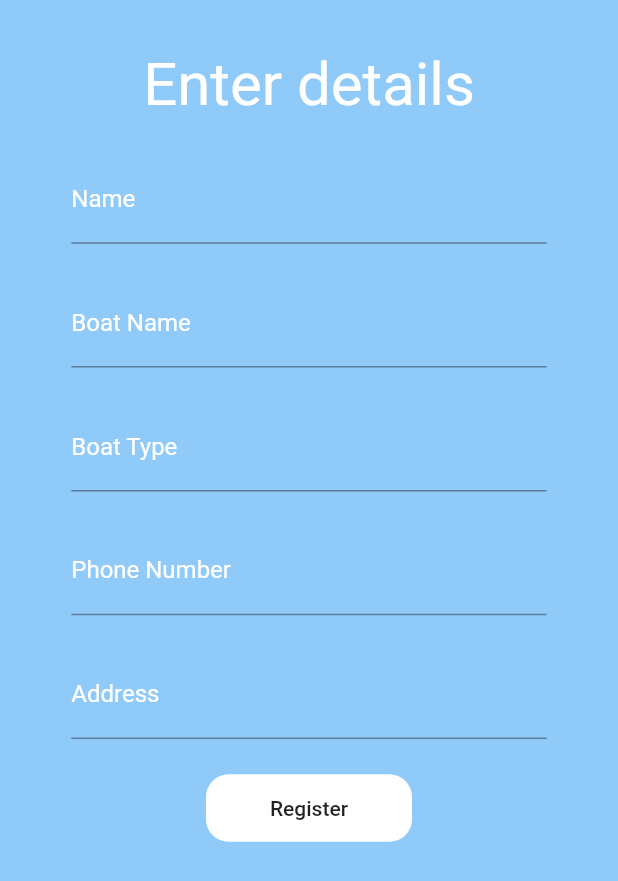
After one commit to akshat-jaiman/Boat_final, a Flutter app: the InitialUserDetails screen opened directly, on a phone screen of 412 x 824 dp. The commit adds this screen. Shown: the top 881 px of the screen. Run offline on Flutter 3.47's test engine with Material 2 defaults, Android fonts, the phone set to English and light mode, and no system bars; our stand-ins replace cloud_firestore, firebase_auth, firebase_core, google_fonts, google_maps_flutter, shared_preferences and 1 more; missing offline and left inert: flutter_plugin_pdf_viewer; accounts and stored records are empty.

```diff
--- /dev/null
+++ b/lib/models/userdetail.dart
@@ -0,0 +1,21 @@
+import 'package:cloud_firestore/cloud_firestore.dart';
+
+class UserData {
+  final String name;
+  final String boatname;
+  final String boattype;
+  final String phone;
+  final String address;
+
+  UserData({this.name, this.boatname, this.boattype, this.phone, this.address});
+
+  factory UserData.fromDocument(DocumentSnapshot doc) {
+    return UserData(
+      name: doc['Name'],
+      boatname: doc['BoatName'],
+      boattype: doc['BoatType'],
+      address: doc['Address'],
+      phone: doc['PhoneNumber'],
+    );
+  }
+}
--- a/lib/net/flutterfire.dart
+++ b/lib/net/flutterfire.dart
@@ -1,9 +1,17 @@
+import 'package:boat/models/userdetail.dart';
 import 'package:firebase_auth/firebase_auth.dart';
+import 'package:cloud_firestore/cloud_firestore.dart';
+
+final firestore = FirebaseFirestore.instance;
+var loggedinUser = FirebaseAuth.instance.currentUser;
+final auth = FirebaseAuth.instance;
+UserData currentUser;
 
 Future<int> signIn(String email, String password) async {
   try {
     await FirebaseAuth.instance
         .signInWithEmailAndPassword(email: email, password: password);
+
     return 1;
   } on FirebaseAuthException catch (e) {
     if (e.code == 'user-not-found') {
@@ -29,6 +37,7 @@ Future<int> register(String email, String password) async {
   try {
     await FirebaseAuth.instance
         .createUserWithEmailAndPassword(email: email, password: password);
+
     return 1;
   } on FirebaseAuthException catch (e) {
     if (e.code == 'weak-password') {
@@ -47,3 +56,23 @@ Future<int> register(String email, String password) async {
     return 5;
   }
 }
+
+Future<int> updateUserDetails(String name, String boatname, String boattype,
+    String number, String address) async {
+  try {
+    await firestore.collection('users').doc(loggedinUser.uid).set({
+      'UserId': loggedinUser.uid,
+      'Email': loggedinUser.email,
+      'Name': name,
+      'BoatName': boatname,
+      'BoatType': boattype,
+      'PhoneNumber': number,
+      'Address': address,
+    });
+    currentUser = UserData.fromDocument(
+        await firestore.collection('users').doc(loggedinUser.uid).get());
+    return 1;
+  } catch (e) {
+    return 2;
+  }
+}
--- /dev/null
+++ b/lib/ui/initialuserdetails.dart
@@ -0,0 +1,179 @@
+import 'package:boat/net/flutterfire.dart';
+import 'package:boat/ui/useragreement.dart';
+import 'package:flutter/material.dart';
+import 'package:google_fonts/google_fonts.dart';
+import 'package:toast/toast.dart';
+
+class InitialUserDetails extends StatefulWidget {
+  InitialUserDetails({Key key}) : super(key: key);
+
+  @override
+  _InitialUserDetailsState createState() => _InitialUserDetailsState();
+}
+
+class _InitialUserDetailsState extends State<InitialUserDetails> {
+  TextEditingController _userName = new TextEditingController();
+  TextEditingController _boatName = new TextEditingController();
+  TextEditingController _boatType = new TextEditingController();
+  TextEditingController _phoneNumber = new TextEditingController();
+  TextEditingController _address = new TextEditingController();
+
+  void _showToast(String msg) {
+    Toast.show(msg, context, duration: Toast.LENGTH_SHORT, gravity: Toast.TOP);
+  }
+
+  @override
+  Widget build(BuildContext context) {
+    return Scaffold(
+      body: SafeArea(
+        child: Container(
+          width: MediaQuery.of(context).size.width,
+          height: MediaQuery.of(context).size.height,
+          decoration: BoxDecoration(
+            color: Colors.blue.shade200,
+          ),
+          child: SingleChildScrollView(
+            child: Column(
+              mainAxisAlignment: MainAxisAlignment.center,
+              children: [
+                SizedBox(height: MediaQuery.of(context).size.height / 25),
+                RichText(
+                  text: TextSpan(
+                    text: 'Enter details',
+                    style: GoogleFonts.portLligatSans(fontSize: 40),
+                  ),
+                ),
+                SizedBox(height: MediaQuery.of(context).size.height / 35),
+                Container(
+                  width: MediaQuery.of(context).size.width / 1.3,
+                  child: TextFormField(
+                    textAlign: TextAlign.center,
+                    style: TextStyle(color: Colors.white),
+                    controller: _userName,
+                    decoration: InputDecoration(
+                      hintText: "Enter Name",
+                      hintStyle: TextStyle(
+                        color: Colors.white,
+                      ),
+                      labelText: "Name",
+                      labelStyle: TextStyle(
+                        color: Colors.white,
+                      ),
+                    ),
+                  ),
+                ),
+                SizedBox(height: MediaQuery.of(context).size.height / 35),
+                Container(
+                  width: MediaQuery.of(context).size.width / 1.3,
+                  child: TextFormField(
+                    textAlign: TextAlign.center,
+                    style: TextStyle(color: Colors.white),
+                    controller: _boatName,
+                    decoration: InputDecoration(
+                      hintText: "Enter Boat Name",
+                      hintStyle: TextStyle(
+                        color: Colors.white,
+                      ),
+                      labelText: "Boat Name",
+                      labelStyle: TextStyle(
+                        color: Colors.white,
+                      ),
+                    ),
+                  ),
+                ),
+                SizedBox(height: MediaQuery.of(context).size.height / 35),
+                Container(
+                  width: MediaQuery.of(context).size.width / 1.3,
+                  child: TextFormField(
+                    textAlign: TextAlign.center,
+                    style: TextStyle(color: Colors.white),
+                    controller: _boatType,
+                    decoration: InputDecoration(
+                      hintText: "Enter Boat Type",
+                      hintStyle: TextStyle(
+                        color: Colors.white,
+                      ),
+                      labelText: "Boat Type",
+                      labelStyle: TextStyle(
+                        color: Colors.white,
+                      ),
+                    ),
+                  ),
+                ),
+                SizedBox(height: MediaQuery.of(context).size.height / 35),
+                Container(
+                  width: MediaQuery.of(context).size.width / 1.3,
+                  child: TextFormField(
+                    textAlign: TextAlign.center,
+                    keyboardType: TextInputType.phone,
+                    style: TextStyle(color: Colors.white),
+                    controller: _phoneNumber,
+                    decoration: InputDecoration(
+                      hintText: "Enter Phone Number",
+                      hintStyle: TextStyle(
+                        color: Colors.white,
+                      ),
+                      labelText: "Phone Number",
+                      labelStyle: TextStyle(
+                        color: Colors.white,
+                      ),
+                    ),
+                  ),
+                ),
+                SizedBox(height: MediaQuery.of(context).size.height / 35),
+                Container(
+                  width: MediaQuery.of(context).size.width / 1.3,
+                  child: TextFormField(
+                    textAlign: TextAlign.center,
+                    style: TextStyle(color: Colors.white),
+                    controller: _address,
+                    decoration: InputDecoration(
+                      hintText: "Enter Your Address",
+                      hintStyle: TextStyle(
+                        color: Colors.white,
+                      ),
+                      labelText: "Address",
+                      labelStyle: TextStyle(
+                        color: Colors.white,
+                      ),
+                    ),
+                  ),
+                ),
+                SizedBox(height: MediaQuery.of(context).size.height / 35),
+                Container(
+                  width: MediaQuery.of(context).size.width / 3,
+                  height: 45,
+                  decoration: BoxDecoration(
+                    borderRadius: BorderRadius.circular(15.0),
+                    color: Colors.white,
+                  ),
+                  child: MaterialButton(
+                    onPressed: () async {
+                      int shouldNavigate = await updateUserDetails(
+                          _userName.text,
+                          _boatName.text,
+                          _boatType.text,
+                          _phoneNumber.text,
+                          _address.text);
+                      if (shouldNavigate == 1) {
+                        Navigator.push(
+                          context,
+                          MaterialPageRoute(
+                            builder: (context) => UserAgreement(),
+                          ),
+                        );
+                      } else {
+                        _showToast("An error occured, please try again");
+                      }
+                    },
+                    child: Text("Register"),
+                  ),
+                ),
+              ],
+            ),
+          ),
+        ),
+      ),
+    );
+  }
+}
```
Also changed, not shown: lib/ui/authentication.dart (+4 -3 lines), lib/ui/chatpage.dart (+30 -3 lines), lib/ui/homepage.dart (+30 -11 lines), lib/ui/mappage.dart (+25 -1 lines), lib/ui/useragreement.dart (added, +37 -0 lines), lib/ui/userprofile.dart (added, +77 -0 lines), 1 other file.
